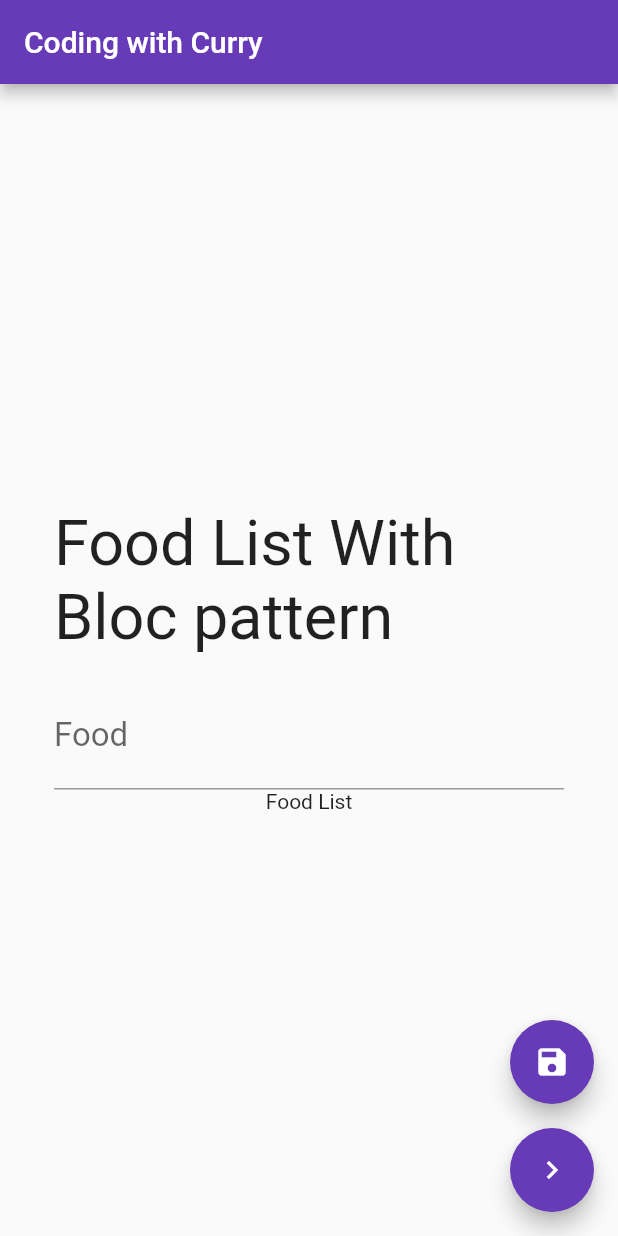
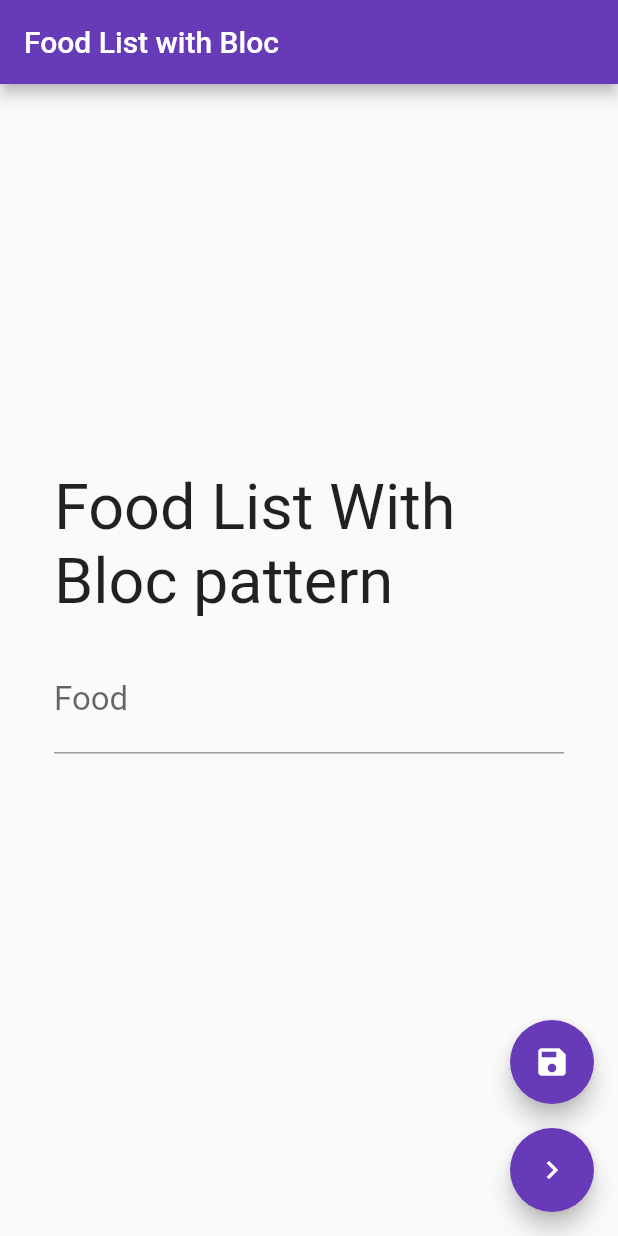
Before and after one commit to gharsallahmoez/flutter_food_list_bloc, a Flutter app: the screen it shows after launch, on a phone screen of 412 x 824 dp. Run offline on Flutter 3.47's test engine with Material 2 defaults, Android fonts, the phone set to English and light mode, and no system bars; our stand-ins replace bloc, flutter_bloc.

```diff
--- /dev/null
+++ b/lib/bloc/food_event.dart
@@ -0,0 +1,20 @@
+part of 'food_bloc.dart';
+
+@immutable
+abstract class FoodEvent {
+  Food food;
+  int foodIndex;
+  FoodEvent({this.food, this.foodIndex});
+}
+
+class AddFood extends FoodEvent {
+  AddFood(Food f) {
+    this.food = f;
+  }
+}
+
+class DeleteFood extends FoodEvent {
+  DeleteFood(int foodIndex) {
+    this.foodIndex = foodIndex;
+  }
+}
--- /dev/null
+++ b/lib/bloc/food_state.dart
@@ -0,0 +1,20 @@
+part of 'food_bloc.dart';
+
+@immutable
+abstract class FoodState {
+  List<Food> foodList;
+
+  FoodState();
+}
+
+class FoodInitial extends FoodState {
+  FoodInitial() {
+    this.foodList = List<Food>();
+  }
+}
+
+class FoodUpdated extends FoodState {
+  FoodUpdated(List<Food> l) {
+    this.foodList = l;
+  }
+}
--- a/lib/main.dart
+++ b/lib/main.dart
@@ -1,19 +1,27 @@
+import 'package:bloc/bloc.dart';
 import 'package:flutter/material.dart';
+import 'package:flutter_bloc/flutter_bloc.dart';
+import 'package:flutter_food_list_bloc/bloc/food_bloc.dart';
+import 'package:flutter_food_list_bloc/bloc/food_bloc_observer.dart';
 import 'package:flutter_food_list_bloc/screens/food_form.dart';
 
 void main() {
+  Bloc.observer = FoodBlocObserver();
   runApp(MyApp());
 }
 
 class MyApp extends StatelessWidget {
   @override
   Widget build(BuildContext context) {
-    return MaterialApp(
-      title: 'Food List',
-      theme: ThemeData(
-        primarySwatch: Colors.deepPurple,
+    return BlocProvider<FoodBloc>(
+      create: (context) => FoodBloc(),
+      child: MaterialApp(
+        title: 'Food List',
+        theme: ThemeData(
+          primarySwatch: Colors.deepPurple,
+        ),
+        home: FoodForm(),
       ),
-      home: FoodForm(),
     );
   }
 }
--- a/lib/screens/food_form.dart
+++ b/lib/screens/food_form.dart
@@ -1,6 +1,9 @@
 import 'package:flutter/material.dart';
+import 'package:flutter_bloc/flutter_bloc.dart';
+import 'package:flutter_food_list_bloc/bloc/food_bloc.dart';
 import 'package:flutter_food_list_bloc/screens/food_list.dart';
 import 'package:flutter_food_list_bloc/screens/food_list_screen.dart';
+import 'package:flutter_food_list_bloc/model/food.dart';
 
 class FoodForm extends StatefulWidget {
   @override
@@ -13,7 +16,7 @@ class _FoodFormState extends State<FoodForm> {
   @override
   Widget build(BuildContext context) {
     return Scaffold(
-      appBar: AppBar(title: Text('Coding with Curry')),
+      appBar: AppBar(title: Text('Food List with Bloc')),
       body: Container(
         padding: EdgeInsets.all(36),
         child: Center(
@@ -42,7 +45,13 @@ class _FoodFormState extends State<FoodForm> {
       floatingActionButton: Column(
         mainAxisSize: MainAxisSize.min,
         children: <Widget>[
-          FloatingActionButton(heroTag: 'button1', child: Icon(Icons.save), onPressed: () => {}),
+          FloatingActionButton(
+            heroTag: 'button1',
+            child: Icon(Icons.save),
+            onPressed: () => BlocProvider.of<FoodBloc>(context).add(
+              AddFood(Food(_foodname)),
+            ),
+          ),
           SizedBox(height: 16),
           FloatingActionButton(
             heroTag: 'button2',
--- a/lib/screens/food_list.dart
+++ b/lib/screens/food_list.dart
@@ -1,8 +1,44 @@
 import 'package:flutter/material.dart';
+import 'package:flutter_bloc/flutter_bloc.dart';
+import 'package:flutter_food_list_bloc/bloc/food_bloc.dart';
 
 class FoodList extends StatelessWidget {
   @override
   Widget build(BuildContext context) {
-    return Container(child: Text("Food List"));
+    return Container(
+        padding: EdgeInsets.all(16),
+        child: BlocConsumer<FoodBloc, FoodState>(
+          // buildWhen: (previous, current) {
+          //   return true;
+          // },
+          // listenWhen: (previous, current) {
+          //   // we show snackBar only if item added, if it's the same we never rebuild
+          //   if (previous.foodList.length < current.foodList.length) {
+          //     return true;
+          //   }
+          //   return false;
+          // },
+          listener: (context, state) {
+            Scaffold.of(context).showSnackBar(SnackBar(
+              content: Text('Added'),
+            ));
+          },
+          builder: (context, state) {
+            return ListView.builder(
+              scrollDirection: Axis.vertical,
+              shrinkWrap: true,
+              padding: EdgeInsets.all(16),
+              itemCount: state.foodList.length,
+              itemBuilder: (context, index) {
+                return Card(
+                  child: ListTile(
+                    title: Text(state.foodList[index].name),
+                    onTap: () => BlocProvider.of<FoodBloc>(context).add(DeleteFood(index)),
+                  ),
+                );
+              },
+            );
+          },
+        ));
   }
 }
--- a/pubspec.yaml
+++ b/pubspec.yaml
@@ -23,6 +23,8 @@ environment:
 dependencies:
   flutter:
     sdk: flutter
+  bloc:
+  flutter_bloc:
 
 
   # The following adds the Cupertino Icons font to your application.
```
Also changed, not shown: lib/bloc/food_bloc.dart (added, +31 -0 lines), lib/bloc/food_bloc_observer.dart (added, +19 -0 lines), pubspec.lock.
